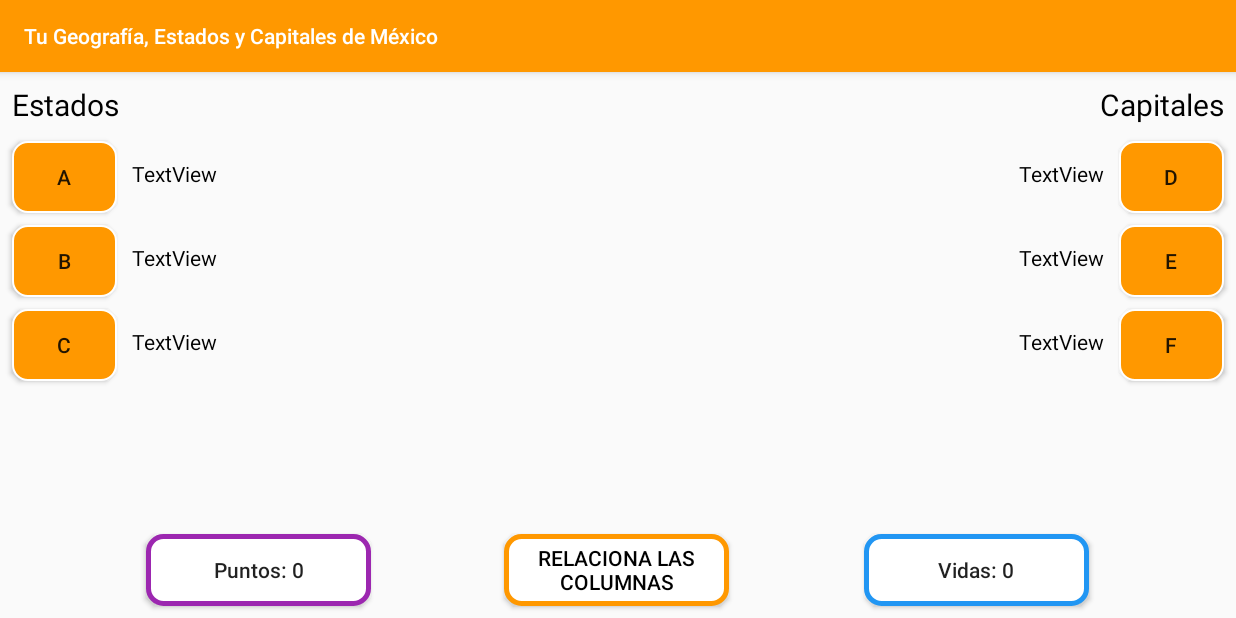
After one commit to DavidGomezD/tuGeoApp, an Android app: the juego screen opened directly, with no data from a screen before it, on a phone screen of 824 x 412 dp (held sideways). The commit adds this screen. Run offline under Robolectric (Android 15) with nearby library versions, the phone set to English and light mode, and no system bars.

Commit message:
Se añade el diseño del juego sin funcionalidad

```diff
--- a/app/src/main/AndroidManifest.xml
+++ b/app/src/main/AndroidManifest.xml
@@ -10,9 +10,11 @@
         android:supportsRtl="true"
         android:theme="@style/AppTheme">
         <activity
+            android:name=".juego"
+            android:screenOrientation="landscape"></activity>
+        <activity
             android:name=".informacion"
-            android:screenOrientation="landscape"></activity>
-        <!-- Sample AdMob App ID: ca-app-pub-3940256099942544~3347511713 -->
+            android:screenOrientation="landscape" /> <!-- Sample AdMob App ID: ca-app-pub-3940256099942544~3347511713 -->
         <meta-data
             android:name="com.google.android.gms.ads.APPLICATION_ID"
             android:value="ca-app-pub-8753253937552761~7208639782" />
--- a/app/src/main/java/com/davidgd/davidgd/tugeografia/MainActivity.java
+++ b/app/src/main/java/com/davidgd/davidgd/tugeografia/MainActivity.java
@@ -49,6 +49,15 @@ public class MainActivity extends AppCompatActivity {
         bjugar = (Button) findViewById(R.id.bjugar);
         btnInformacion = (Button) findViewById(R.id.botonInformacion);
 
+        //Eventos de click
+        bjugar.setOnClickListener(new View.OnClickListener() {
+            @Override
+            public void onClick(View v) {
+                // iniciamos el cambio de actividad
+                Intent i = new Intent(MainActivity.this, juego.class);
+                startActivity(i);
+            }
+        });
 
         btnInformacion.setOnClickListener(new View.OnClickListener() {
             @Override
--- /dev/null
+++ b/app/src/main/java/com/davidgd/davidgd/tugeografia/juego.java
@@ -0,0 +1,21 @@
+package com.davidgd.davidgd.tugeografia;
+
+import androidx.appcompat.app.AppCompatActivity;
+
+import android.os.Bundle;
+import android.view.Window;
+import android.view.WindowManager;
+
+public class juego extends AppCompatActivity {
+
+    @Override
+    protected void onCreate(Bundle savedInstanceState) {
+        super.onCreate(savedInstanceState);
+
+        //Quita las notificaciones, no mover de lugar
+        requestWindowFeature(Window.FEATURE_NO_TITLE);
+        getWindow().setFlags(WindowManager.LayoutParams.FLAG_FULLSCREEN, WindowManager.LayoutParams.FLAG_FULLSCREEN);
+
+        setContentView(R.layout.activity_juego);
+    }
+}
--- /dev/null
+++ b/app/src/main/res/layout/activity_juego.xml
@@ -0,0 +1,204 @@
+<?xml version="1.0" encoding="utf-8"?>
+<androidx.constraintlayout.widget.ConstraintLayout xmlns:android="http://schemas.android.com/apk/res/android"
+    xmlns:app="http://schemas.android.com/apk/res-auto"
+    xmlns:tools="http://schemas.android.com/tools"
+    android:layout_width="match_parent"
+    android:layout_height="match_parent"
+    tools:context=".juego">
+
+    <Button
+        android:id="@+id/button13"
+        android:layout_width="70dp"
+        android:layout_height="wrap_content"
+        android:layout_marginStart="8dp"
+        android:layout_marginTop="8dp"
+        android:background="@drawable/btn_redondo"
+        android:text="A"
+        app:layout_constraintStart_toStartOf="parent"
+        app:layout_constraintTop_toBottomOf="@+id/textView7" />
+
+    <Button
+        android:id="@+id/button14"
+        android:layout_width="70dp"
+        android:layout_height="wrap_content"
+        android:layout_marginStart="8dp"
+        android:layout_marginTop="8dp"
+        android:background="@drawable/btn_redondo"
+        android:text="B"
+        app:layout_constraintStart_toStartOf="parent"
+        app:layout_constraintTop_toBottomOf="@+id/button13" />
+
+    <Button
+        android:id="@+id/button15"
+        android:layout_width="70dp"
+        android:layout_height="wrap_content"
+        android:layout_marginStart="8dp"
+        android:layout_marginTop="8dp"
+        android:background="@drawable/btn_redondo"
+        android:text="C"
+        app:layout_constraintStart_toStartOf="parent"
+        app:layout_constraintTop_toBottomOf="@+id/button14" />
+
+    <Button
+        android:id="@+id/button16"
+        android:layout_width="70dp"
+        android:layout_height="wrap_content"
+        android:layout_marginTop="8dp"
+        android:layout_marginEnd="8dp"
+        android:background="@drawable/btn_redondo"
+        android:text="D"
+        app:layout_constraintEnd_toEndOf="parent"
+        app:layout_constraintTop_toBottomOf="@+id/textView8" />
+
+    <Button
+        android:id="@+id/button17"
+        android:layout_width="70dp"
+        android:layout_height="wrap_content"
+        android:layout_marginTop="8dp"
+        android:layout_marginEnd="8dp"
+        android:background="@drawable/btn_redondo"
+        android:text="E"
+        app:layout_constraintEnd_toEndOf="parent"
+        app:layout_constraintTop_toBottomOf="@+id/button16" />
+
+    <Button
+        android:id="@+id/button18"
+        android:layout_width="70dp"
+        android:layout_height="wrap_content"
+        android:layout_marginTop="8dp"
+        android:layout_marginEnd="8dp"
+        android:background="@drawable/btn_redondo"
+        android:text="F"
+        app:layout_constraintEnd_toEndOf="parent"
+        app:layout_constraintTop_toBottomOf="@+id/button17" />
+
+    <Button
+        android:id="@+id/textView9"
+        android:layout_width="150dp"
+        android:layout_height="wrap_content"
+        android:layout_marginBottom="8dp"
+        android:background="@drawable/b_encendido"
+        android:text="Relaciona las columnas"
+        android:textColor="#000"
+        app:layout_constraintBottom_toBottomOf="parent"
+        app:layout_constraintEnd_toEndOf="parent"
+        app:layout_constraintHorizontal_bias="0.499"
+        app:layout_constraintStart_toStartOf="parent" />
+
+    <TextView
+        android:id="@+id/textView"
+        android:layout_width="wrap_content"
+        android:layout_height="wrap_content"
+        android:layout_marginStart="10dp"
+        android:layout_marginTop="12dp"
+        android:text="TextView"
+        android:textColor="#000"
+        app:layout_constraintStart_toEndOf="@+id/button13"
+        app:layout_constraintTop_toTopOf="@+id/button13" />
+
+    <TextView
+        android:id="@+id/textView2"
+        android:layout_width="wrap_content"
+        android:layout_height="wrap_content"
+        android:layout_marginStart="10dp"
+        android:layout_marginTop="12dp"
+        android:text="TextView"
+        android:textColor="#000"
+        app:layout_constraintStart_toEndOf="@+id/button14"
+        app:layout_constraintTop_toTopOf="@+id/button14" />
+
+    <TextView
+        android:id="@+id/textView3"
+        android:layout_width="wrap_content"
+        android:layout_height="wrap_content"
+        android:layout_marginStart="10dp"
+        android:layout_marginTop="12dp"
+        android:text="TextView"
+        android:textColor="#000"
+        app:layout_constraintStart_toEndOf="@+id/button15"
+        app:layout_constraintTop_toTopOf="@+id/button15" />
+
+    <TextView
+        android:id="@+id/textView4"
+        android:layout_width="wrap_content"
+        android:layout_height="wrap_content"
+        android:layout_marginTop="12dp"
+        android:layout_marginEnd="10dp"
+        android:text="TextView"
+        android:textColor="#000"
+        app:layout_constraintEnd_toStartOf="@+id/button16"
+        app:layout_constraintTop_toTopOf="@+id/button16" />
+
+    <TextView
+        android:id="@+id/textView5"
+        android:layout_width="wrap_content"
+        android:layout_height="wrap_content"
+        android:layout_marginTop="12dp"
+        android:layout_marginEnd="10dp"
+        android:text="TextView"
+        android:textColor="#000"
+        app:layout_constraintEnd_toStartOf="@+id/button17"
+        app:layout_constraintTop_toTopOf="@+id/button17" />
+
+    <TextView
+        android:id="@+id/textView6"
+        android:layout_width="wrap_content"
+        android:layout_height="wrap_content"
+        android:layout_marginTop="12dp"
+        android:layout_marginEnd="10dp"
+        android:text="TextView"
+        android:textColor="#000"
+        app:layout_constraintEnd_toStartOf="@+id/button18"
+        app:layout_constraintTop_toTopOf="@+id/button18" />
+
+    <TextView
+        android:id="@+id/textView7"
+        android:layout_width="wrap_content"
+        android:layout_height="30dp"
+        android:layout_marginStart="8dp"
+        android:layout_marginTop="8dp"
+        android:text="Estados"
+        android:textColor="#000"
+        android:textSize="20dp"
+        app:layout_constraintStart_toStartOf="parent"
+        app:layout_constraintTop_toTopOf="parent" />
+
+    <TextView
+        android:id="@+id/textView8"
+        android:layout_width="wrap_content"
+        android:layout_height="30dp"
+        android:layout_marginTop="8dp"
+        android:layout_marginEnd="8dp"
+        android:text="Capitales"
+        android:textColor="#000"
+        android:textSize="20dp"
+        app:layout_constraintEnd_toEndOf="parent"
+        app:layout_constraintTop_toTopOf="parent" />
+
+    <Button
+        android:id="@+id/textView10"
+        android:layout_width="150dp"
+        android:layout_height="wrap_content"
+        android:layout_marginStart="8dp"
+        android:layout_marginBottom="8dp"
+        android:background="@drawable/b_puntos"
+        android:text="Puntos: 0"
+        android:textAllCaps="false"
+        app:layout_constraintBottom_toBottomOf="parent"
+        app:layout_constraintEnd_toStartOf="@+id/textView9"
+        app:layout_constraintStart_toStartOf="parent" />
+
+    <Button
+        android:id="@+id/txtVidas"
+        android:layout_width="150dp"
+        android:layout_height="wrap_content"
+        android:layout_marginEnd="8dp"
+        android:layout_marginBottom="8dp"
+        android:background="@drawable/b_vida"
+        android:text="Vidas: 0"
+        android:textAllCaps="false"
+        app:layout_constraintBottom_toBottomOf="parent"
+        app:layout_constraintEnd_toEndOf="parent"
+        app:layout_constraintStart_toEndOf="@+id/textView9" />
+
+</androidx.constraintlayout.widget.ConstraintLayout>
```
